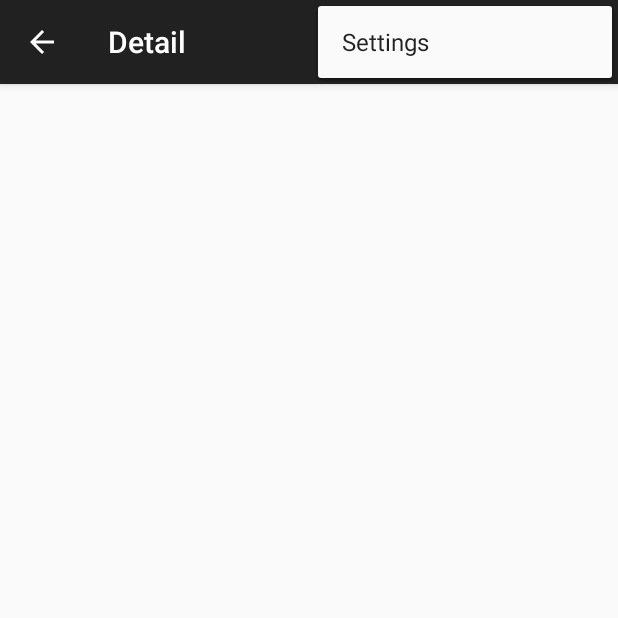
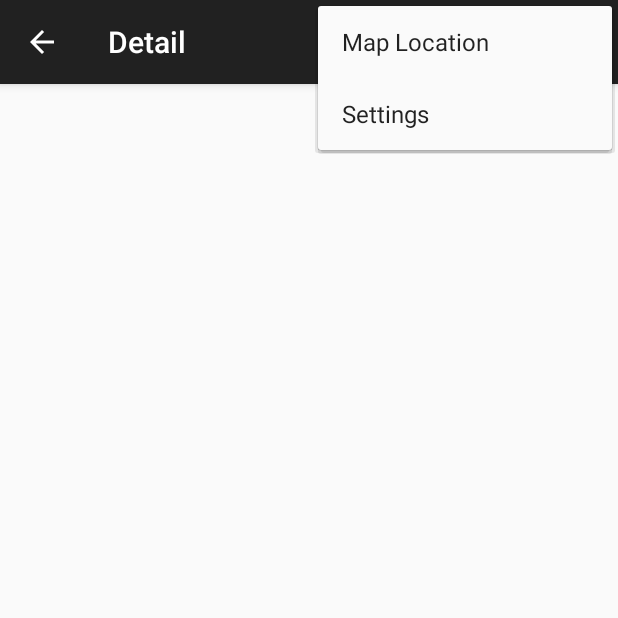
Before and after one commit to diegomalone/Sunshine, an Android app: the DetailActivity screen opened directly, with no data from a screen before it, with the options menu open, on a phone screen of 412 x 824 dp, the top half of it. Run offline under Robolectric (Android 15) with nearby library versions, the phone set to English and light mode, and no system bars.

Commit message:
Open the map within the location and share option

```diff
--- a/app/src/main/java/com/example/android/sunshine/activity/DetailActivity.java
+++ b/app/src/main/java/com/example/android/sunshine/activity/DetailActivity.java
@@ -3,11 +3,14 @@ package com.example.android.sunshine.activity;
 import android.content.Intent;
 import android.os.Bundle;
 import android.support.v4.app.Fragment;
+import android.support.v4.view.MenuItemCompat;
 import android.support.v7.app.AppCompatActivity;
+import android.support.v7.widget.ShareActionProvider;
 import android.support.v7.widget.Toolbar;
 import android.util.Log;
 import android.view.LayoutInflater;
 import android.view.Menu;
+import android.view.MenuInflater;
 import android.view.MenuItem;
 import android.view.View;
 import android.view.ViewGroup;
@@ -58,8 +61,13 @@ public class DetailActivity extends AppCompatActivity {
     }
 
     public static class DetailActivityFragment extends Fragment {
+        private static final String TAG = DetailActivityFragment.class.getSimpleName();
+
+        private static final String FORECAST_SHARE_HASHTAG = " #SunshineApp";
+        private String mForecastStr;
 
         public DetailActivityFragment() {
+            setHasOptionsMenu(true);
         }
 
         @Override
@@ -73,16 +81,42 @@ public class DetailActivity extends AppCompatActivity {
             TextView forecastTextView = (TextView) rootView.findViewById(R.id.forecast_detail_textview);
 
             if (intent != null && intent.hasExtra(Intent.EXTRA_TEXT)) {
-                String forecastString = intent.getStringExtra(Intent.EXTRA_TEXT);
+                mForecastStr = intent.getStringExtra(Intent.EXTRA_TEXT);
 
-                Log.i("Test", "Let see");
-                Log.i("Test", forecastString);
-                Log.i("Test", "Done");
-
-                forecastTextView.setText(forecastString);
+                forecastTextView.setText(mForecastStr);
             }
 
             return rootView;
         }
+
+        @Override
+        public void onCreateOptionsMenu(Menu menu, MenuInflater inflater) {
+            // Inflate the menu; this adds items to the action bar if it is present.
+            inflater.inflate(R.menu.detail_fragment, menu);
+
+            // Retrieve the share menu item
+            MenuItem menuItem = menu.findItem(R.id.action_share);
+
+            // Get the provider and hold onto it to set/change the share intent.
+            ShareActionProvider mShareActionProvider =
+                    (ShareActionProvider) MenuItemCompat.getActionProvider(menuItem);
+
+            // Attach an intent to this ShareActionProvider.  You can update this at any time,
+            // like when the user selects a new piece of data they might like to share.
+            if (mShareActionProvider != null ) {
+                mShareActionProvider.setShareIntent(createShareForecastIntent());
+            } else {
+                Log.d(TAG, "Share Action Provider is null?");
+            }
+        }
+
+        private Intent createShareForecastIntent() {
+            Intent shareIntent = new Intent(Intent.ACTION_SEND);
+            shareIntent.addFlags(Intent.FLAG_ACTIVITY_CLEAR_WHEN_TASK_RESET);
+            shareIntent.setType("text/plain");
+            shareIntent.putExtra(Intent.EXTRA_TEXT,
+                    mForecastStr + FORECAST_SHARE_HASHTAG);
+            return shareIntent;
+        }
     }
 }
--- /dev/null
+++ b/app/src/main/res/menu/detail_fragment.xml
@@ -0,0 +1,10 @@
+<?xml version="1.0" encoding="utf-8"?>
+
+<menu xmlns:android="http://schemas.android.com/apk/res/android"
+    xmlns:app="http://schemas.android.com/apk/res-auto">
+    <item
+        android:id="@+id/action_share"
+        android:title="@string/action_share"
+        app:actionProviderClass="android.support.v7.widget.ShareActionProvider"
+        app:showAsAction="always" />
+</menu>
--- a/app/src/main/res/menu/main.xml
+++ b/app/src/main/res/menu/main.xml
@@ -1,6 +1,14 @@
 <menu xmlns:android="http://schemas.android.com/apk/res/android"
     xmlns:app="http://schemas.android.com/apk/res-auto"
-    xmlns:tools="http://schemas.android.com/tools" tools:context="com.example.android.sunshine.activity.MainActivity">
-    <item android:id="@+id/action_settings" android:title="@string/action_settings"
-        android:orderInCategory="100" app:showAsAction="never" />
+    xmlns:tools="http://schemas.android.com/tools"
+    tools:context="com.example.android.sunshine.activity.MainActivity">
+    <item
+        android:id="@+id/action_settings"
+        android:orderInCategory="100"
+        android:title="@string/action_settings"
+        app:showAsAction="never" />
+    <item
+        android:id="@+id/action_map"
+        android:title="@string/action_map"
+        app:showAsAction="never" />
 </menu>
--- a/app/src/main/res/values/strings.xml
+++ b/app/src/main/res/values/strings.xml
@@ -3,10 +3,13 @@
 
     <string name="app_name">Sunshine</string>
     <string name="hello_world">Hello world!</string>
-    <string name="action_settings">Settings</string>
-    <string name="action_refresh">Refresh</string>
     <string name="title_activity_detail">Detail</string>
     <string name="title_activity_settings">Settings</string>
+
+    <string name="action_settings">Settings</string>
+    <string name="action_share">Share</string>
+    <string name="action_refresh">Refresh</string>
+    <string name="action_map">Map Location</string>
 
     <!-- Strings related to Settings -->
 
```
Also changed, not shown: app/src/main/java/com/example/android/sunshine/activity/MainActivity.java (+37 -1 lines).
